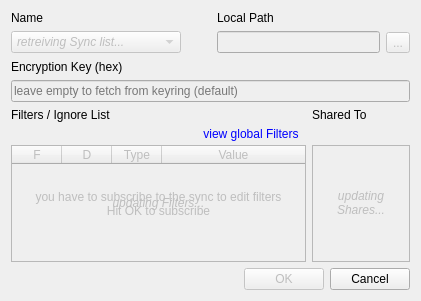
psieg/MyCloud, file Client/src/QtClient/qtSyncDialog.ui: the form before one commit.
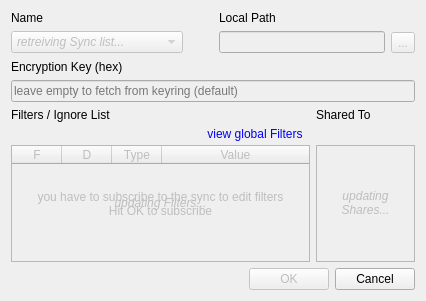
The form after the commit. Icons and pictures are not drawn.

Commit message: scale SyncDialog minimum size with font scaling as well

Patch:
```diff
--- a/Client/src/QtClient/qtSyncDialog.ui
+++ b/Client/src/QtClient/qtSyncDialog.ui
@@ -6,13 +6,13 @@
    <rect>
     <x>0</x>
     <y>0</y>
-    <width>421</width>
+    <width>426</width>
     <height>301</height>
    </rect>
   </property>
   <property name="minimumSize">
    <size>
-    <width>421</width>
+    <width>426</width>
     <height>301</height>
    </size>
   </property>
```
The commit also changes 1 other file.
